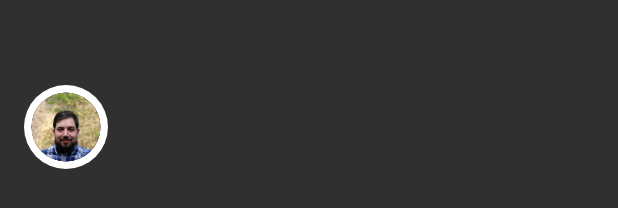
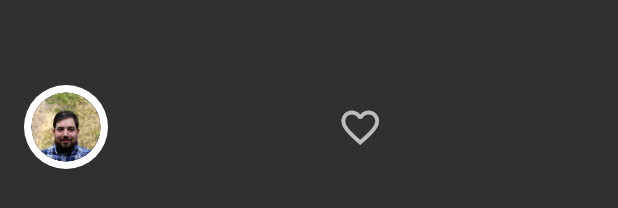
Before and after one commit to amrhesham95/flutter_fooderlich, a Flutter app: the AuthorCard widget shown alone on an empty page, opened directly, on a phone screen of 412 x 824 dp. Shown: the part 491-699 px from the top of the screen. Run offline on Flutter 3.47's test engine with Material 2 defaults, Android fonts, the phone set to English and light mode, and no system bars; our stand-ins replace google_fonts.

Commit message:
Adding the IconButton widget

```diff
--- a/lib/author_card.dart
+++ b/lib/author_card.dart
@@ -37,10 +37,25 @@ class AuthorCard extends StatelessWidget {
                 style: FooderlichTheme.lightTextTheme.headline3,
               )
             ],
+          ),
+          IconButton(
+            icon: Icon(Icons.favorite_border),
+            iconSize: 30,
+            color: Colors.grey[400],
+            onPressed: () {
+              createAndShowSnakeBar(context);
+            },
           )
         ],
       ),
       // TODO 2: add IconButton
+
     );
   }
+
+  createAndShowSnakeBar(BuildContext context) {
+    const snackBar = SnackBar(content: Text("Favorite Pressed"));
+    ScaffoldMessenger.of(context).showSnackBar(snackBar);
+
+  }
 }
```
